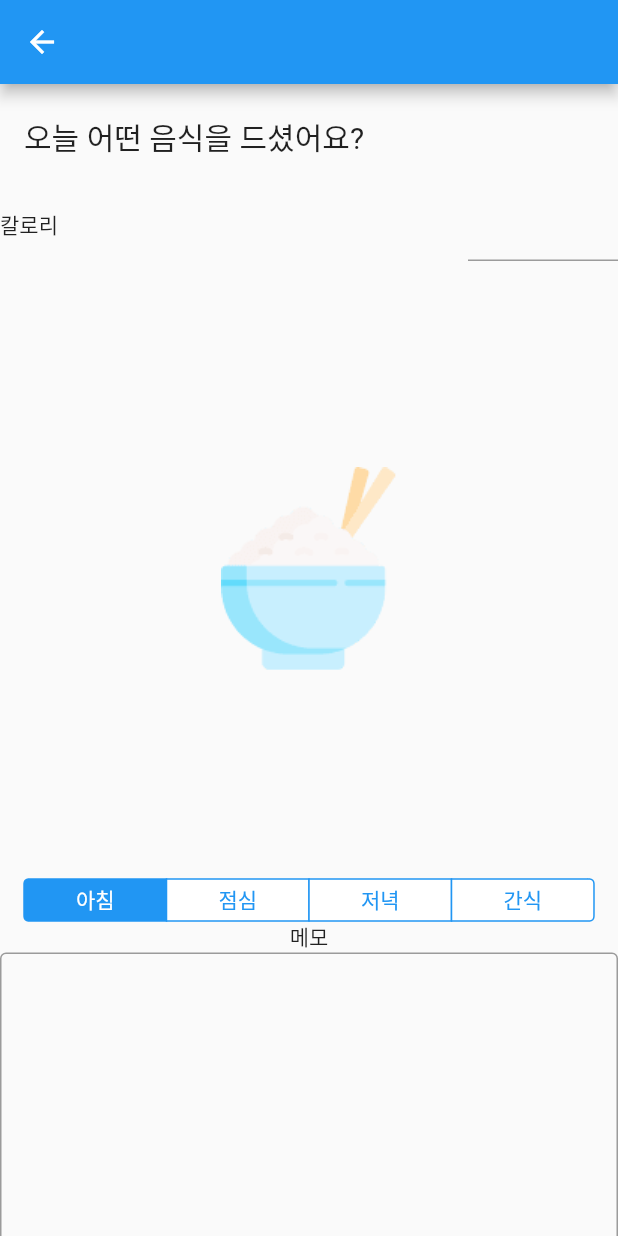
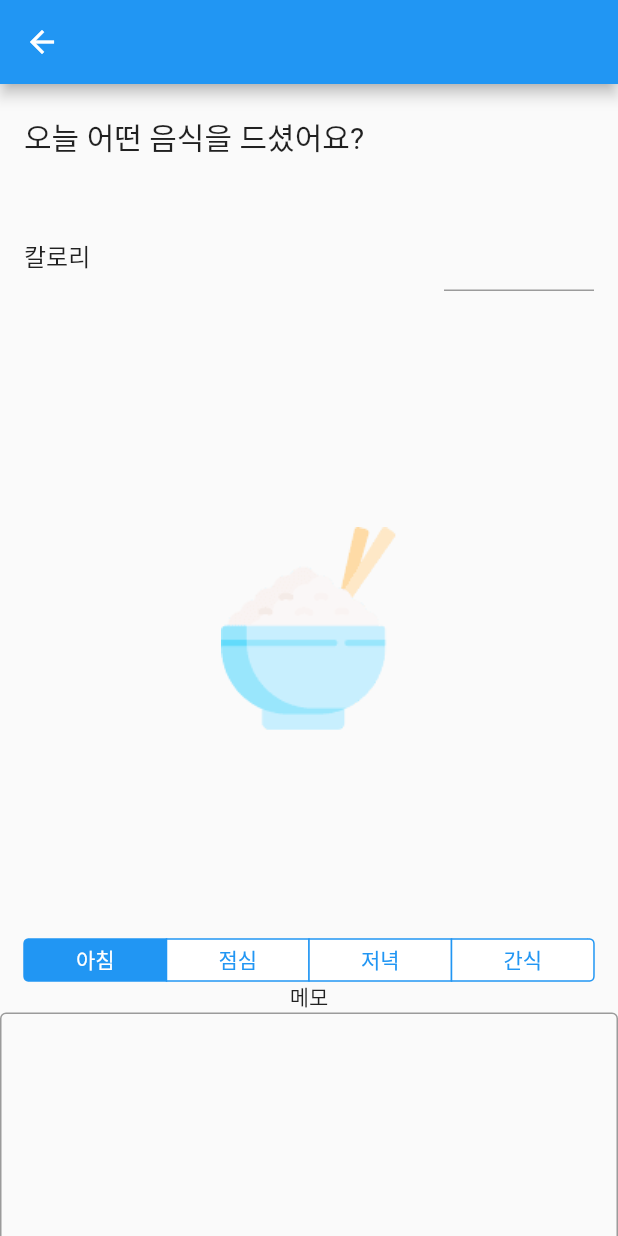
Before and after one commit to kkong3456/flutter_eyebody, a Flutter app: the FoodAddPage screen opened directly, on a phone screen of 412 x 824 dp. Run offline on Flutter 3.47's test engine with Material 2 defaults, Android fonts, the phone set to English and light mode, and no system bars; our stand-ins replace sqflite; missing offline and left inert: multi_image_picker; accounts and stored records are empty.

Commit message:
food.dart 꾸미기

```diff
--- a/lib/view/food.dart
+++ b/lib/view/food.dart
@@ -42,10 +42,15 @@ class _FoodAddPageState extends State<FoodAddPage> {
               );
             } else if (idx == 1) {
               return Container(
+                  margin:
+                      const EdgeInsets.symmetric(horizontal: 16, vertical: 20),
                   child: Row(
                     mainAxisAlignment: MainAxisAlignment.spaceBetween,
                     children: [
-                  const Text("칼로리"),
+                      const Text("칼로리",
+                          style: TextStyle(
+                            fontSize: 16,
+                          )),
                       Container(
                         width: 100,
                         child: TextField(
```
Lines whose indentation alone changed are shown as unchanged.
